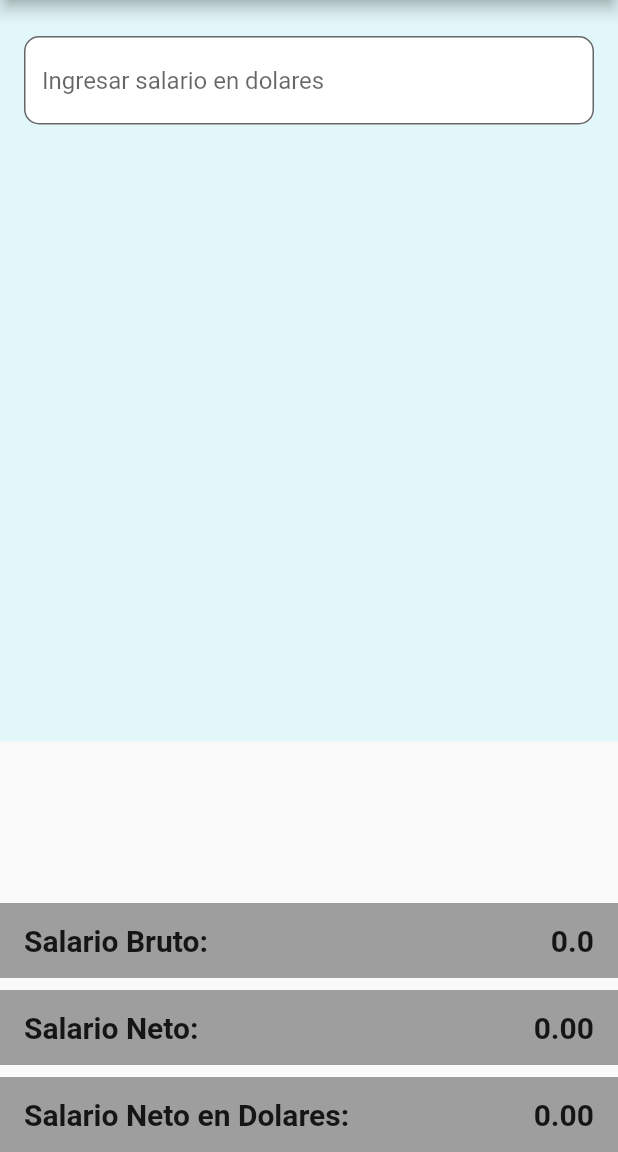
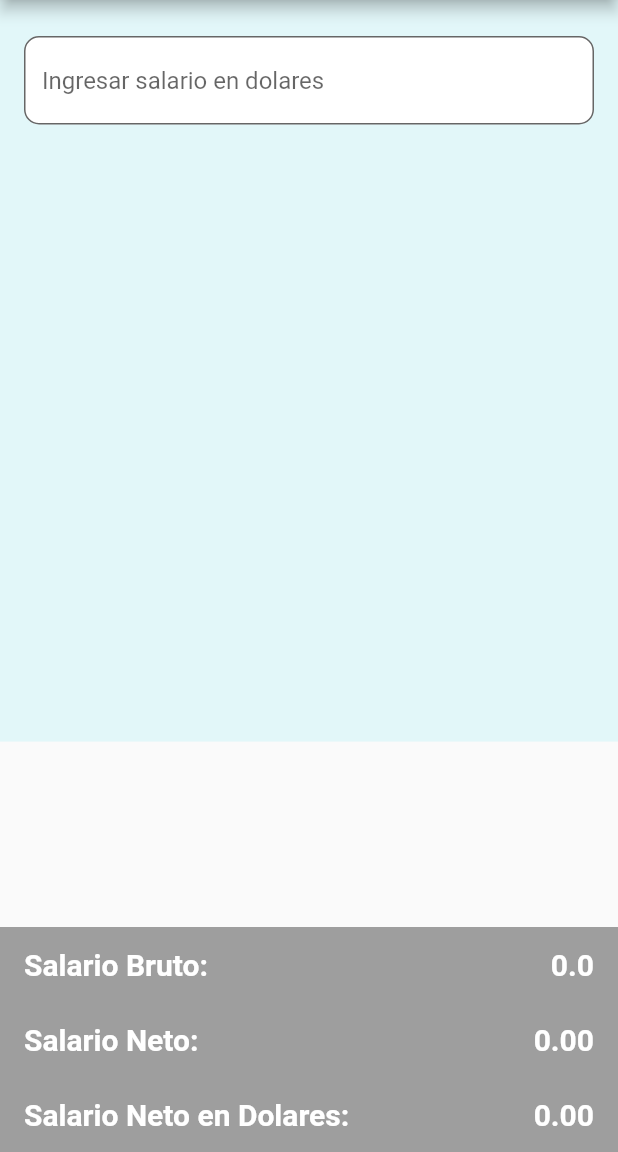
Before and after one commit to jm-mdq-vd/salary-app, a Flutter app: the screen it shows after launch, on a phone screen of 412 x 824 dp, the part 84-1236 px from its top. Run offline on Flutter 3.47's test engine with Material 2 defaults, Android fonts, the phone set to English and light mode, and no system bars.

Commit message:
Changed content layout and styling

```diff
--- a/lib/main.dart
+++ b/lib/main.dart
@@ -78,12 +78,10 @@ class _MainViewState extends State<MainView> {
               label: 'Salario Bruto: ',
               value: '$fullSalary',
             ),
-            const SizedBox(height: 8,),
             ResultCell(
               label: 'Salario Neto: ',
               value: remainingSalary,
             ),
-            const SizedBox(height: 8,),
             ResultCell(
               label: 'Salario Neto en Dolares: ',
               value: parallelDollarSalary,
@@ -105,6 +103,12 @@ class ResultCell extends StatelessWidget {
   final String label;
   final String value;
 
+  TextStyle get style => const TextStyle(
+    color: Colors.white,
+    fontWeight: FontWeight.bold,
+    fontSize: 20.0,
+  );
+
   @override
   Widget build(BuildContext context) {
     return Container(
@@ -121,18 +125,12 @@ class ResultCell extends StatelessWidget {
             Text(
               label,
               textAlign: TextAlign.start,
-              style: const TextStyle(
-                fontWeight: FontWeight.bold,
-                fontSize: 20.0,
-              ),
+              style: style,
             ),
             Text(
               value,
               textAlign: TextAlign.start,
-              style: const TextStyle(
-                fontWeight: FontWeight.bold,
-                fontSize: 20.0,
-              ),
+              style: style,
             ),
           ],
         ),
```
